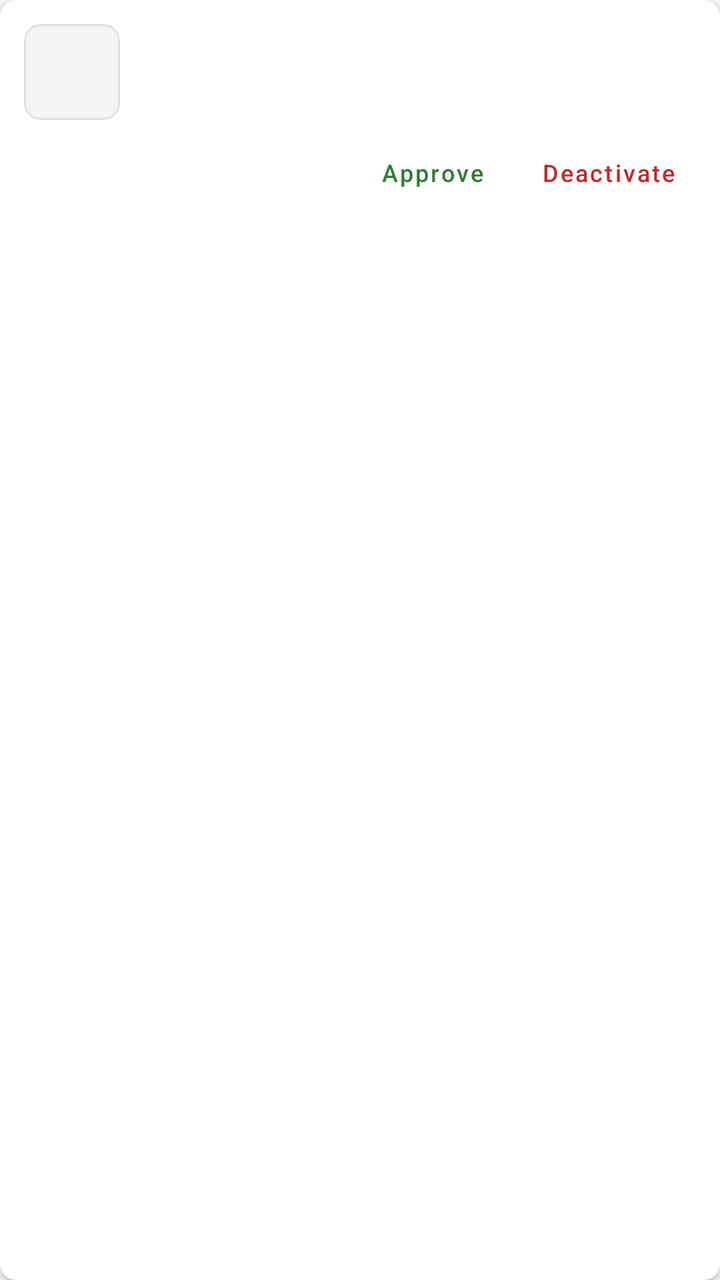
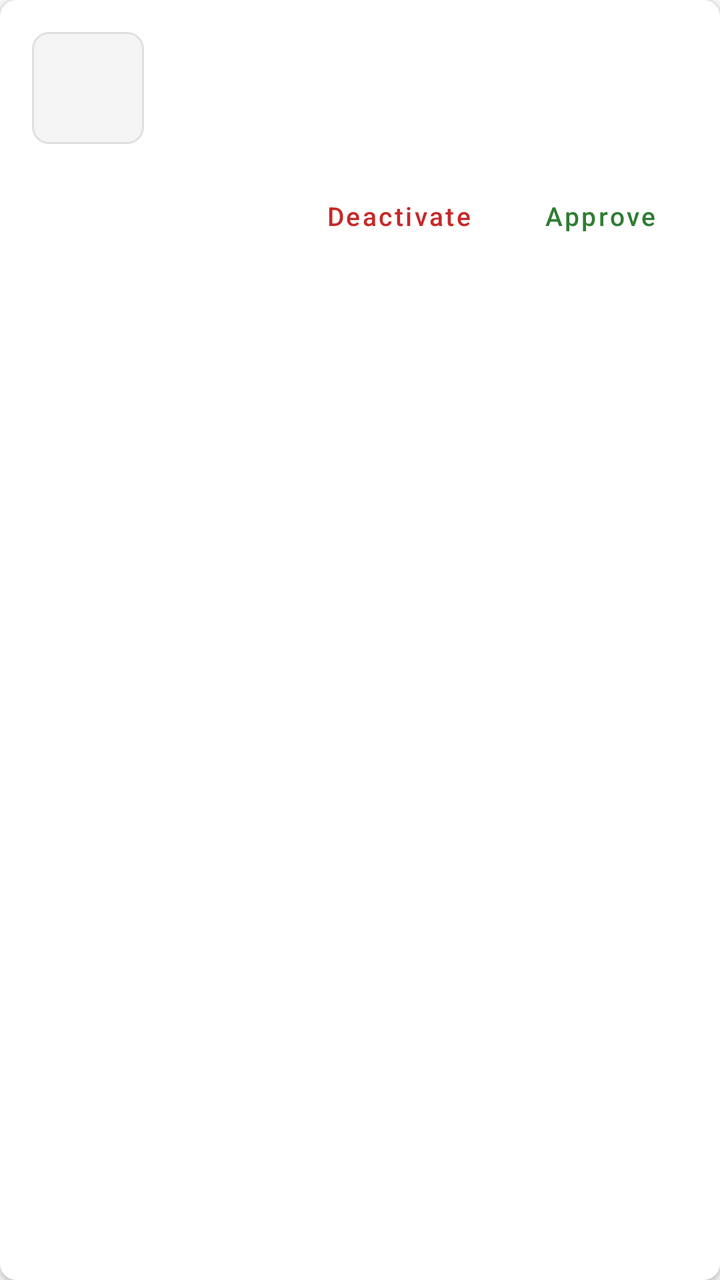

An Android layout rendered at two revisions. The XML below is the earlier revision; the diff shows what the commit changed to produce the second picture.
<!-- AndroidManifest.xml: application theme Theme.FieldTrack -->
<!-- res/layout/item_employee_approval.xml -->
<?xml version="1.0" encoding="utf-8"?>
<com.google.android.material.card.MaterialCardView xmlns:android="http://schemas.android.com/apk/res/android"
    xmlns:app="http://schemas.android.com/apk/res-auto"
    android:layout_width="match_parent"
    android:layout_height="wrap_content"
    android:layout_margin="4dp"
    app:cardCornerRadius="8dp"
    app:cardElevation="2dp"
    app:contentPadding="12dp">

    <LinearLayout
        android:layout_width="match_parent"
        android:layout_height="wrap_content"
        android:orientation="vertical">

        <LinearLayout
            android:layout_width="match_parent"
            android:layout_height="wrap_content"
            android:orientation="horizontal"
            android:gravity="center_vertical">

            <ImageView
                android:id="@+id/iv_profile_image"
                android:layout_width="48dp"
                android:layout_height="48dp"
                android:scaleType="centerCrop"
                android:background="@drawable/bg_image_placeholder"
                android:contentDescription="Employee profile image" />

            <LinearLayout
                android:layout_width="0dp"
                android:layout_height="wrap_content"
                android:layout_weight="1"
                android:layout_marginStart="12dp"
                android:orientation="vertical">

                <TextView
                    android:id="@+id/tv_employee_name"
                    android:layout_width="wrap_content"
                    android:layout_height="wrap_content"
                    android:textSize="16sp"
                    android:textStyle="bold" />

                <TextView
                    android:id="@+id/tv_status"
                    android:layout_width="wrap_content"
                    android:layout_height="wrap_content"
                    android:layout_marginTop="2dp"
                    android:textSize="12sp"
                    android:textStyle="bold" />

            </LinearLayout>

        </LinearLayout>

        <LinearLayout
            android:layout_width="match_parent"
            android:layout_height="wrap_content"
            android:orientation="horizontal"
            android:layout_marginTop="8dp"
            android:gravity="end">

            <com.google.android.material.button.MaterialButton
                android:id="@+id/btn_approve"
                style="@style/Widget.MaterialComponents.Button.TextButton"
                android:layout_width="wrap_content"
                android:layout_height="36dp"
                android:text="@string/approve"
                android:textAllCaps="false"
                android:textColor="@color/status_approved"
                android:textSize="12sp" />

            <com.google.android.material.button.MaterialButton
                android:id="@+id/btn_deactivate"
                style="@style/Widget.MaterialComponents.Button.TextButton"
                android:layout_width="wrap_content"
                android:layout_height="36dp"
                android:text="@string/deactivate"
                android:textAllCaps="false"
                android:textColor="@color/status_rejected"
                android:textSize="12sp" />

        </LinearLayout>

    </LinearLayout>

</com.google.android.material.card.MaterialCardView>
<!-- resources referenced by this layout -->
<resources>
  <color name="status_approved">#2E7D32</color>
  <color name="status_rejected">#C62828</color>
  <!-- drawable bg_image_placeholder (drawable) -->
  <shape xmlns:android="http://schemas.android.com/apk/res/android"
      android:shape="rectangle">
      <corners android:radius="8dp" />
      <stroke
          android:width="1dp"
          android:color="#E0E0E0" />
      <solid android:color="#F5F5F5" />
  </shape>
  <string name="approve">Approve</string>
  <string name="deactivate">Deactivate</string>
  <style name="Theme.FieldTrack" parent="Theme.MaterialComponents.Light.DarkActionBar">
          <item name="colorPrimary">@color/primary</item>
          <item name="colorPrimaryDark">@color/primary_dark</item>
          <item name="colorPrimaryVariant">@color/primary_variant</item>
          <item name="colorOnPrimary">@color/on_primary</item>
          <item name="colorSecondary">@color/secondary</item>
          <item name="colorSecondaryVariant">@color/secondary_variant</item>
          <item name="colorOnSecondary">@color/on_secondary</item>
          <item name="android:colorBackground">@color/background</item>
          <item name="colorOnBackground">@color/on_background</item>
          <item name="colorSurface">@color/surface</item>
          <item name="colorOnSurface">@color/on_surface</item>
          <item name="colorError">@color/error</item>
          <item name="colorOnError">@color/on_error</item>
          <item name="android:statusBarColor">@color/primary_dark</item>
      </style>
  <color name="primary">#1565C0</color>
  <color name="primary_dark">#0D47A1</color>
  <color name="primary_variant">#1976D2</color>
  <color name="on_primary">#FFFFFF</color>
  <color name="secondary">#00897B</color>
  <color name="secondary_variant">#00695C</color>
  <color name="on_secondary">#FFFFFF</color>
  <color name="background">#FAFAFA</color>
  <color name="on_background">#212121</color>
  <color name="surface">#FFFFFF</color>
  <color name="on_surface">#212121</color>
  <color name="error">#D32F2F</color>
  <color name="on_error">#FFFFFF</color>
</resources>

<!-- the commit's change to res/layout/item_employee_approval.xml (unified diff, before → after) -->
@@ -3,16 +3,20 @@
     xmlns:app="http://schemas.android.com/apk/res-auto"
     android:layout_width="match_parent"
     android:layout_height="wrap_content"
-    android:layout_margin="4dp"
+    android:layout_marginStart="8dp"
+    android:layout_marginEnd="8dp"
+    android:layout_marginTop="6dp"
+    android:layout_marginBottom="6dp"
     app:cardCornerRadius="8dp"
     app:cardElevation="2dp"
-    app:contentPadding="12dp">
+    app:contentPadding="16dp">
 
     <LinearLayout
         android:layout_width="match_parent"
         android:layout_height="wrap_content"
         android:orientation="vertical">
 
+        
         <LinearLayout
             android:layout_width="match_parent"
             android:layout_height="wrap_content"
@@ -21,8 +25,8 @@
 
             <ImageView
                 android:id="@+id/iv_profile_image"
-                android:layout_width="48dp"
-                android:layout_height="48dp"
+                android:layout_width="56dp"
+                android:layout_height="56dp"
                 android:scaleType="centerCrop"
                 android:background="@drawable/bg_image_placeholder"
                 android:contentDescription="Employee profile image" />
@@ -31,21 +35,24 @@
                 android:layout_width="0dp"
                 android:layout_height="wrap_content"
                 android:layout_weight="1"
-                android:layout_marginStart="12dp"
+                android:layout_marginStart="16dp"
                 android:orientation="vertical">
 
                 <TextView
                     android:id="@+id/tv_employee_name"
                     android:layout_width="wrap_content"
                     android:layout_height="wrap_content"
-                    android:textSize="16sp"
-                    android:textStyle="bold" />
+                    android:textSize="17sp"
+                    android:textStyle="bold"
+                    android:textColor="@color/on_surface"
+                    android:maxLines="1"
+                    android:ellipsize="end" />
 
                 <TextView
                     android:id="@+id/tv_status"
                     android:layout_width="wrap_content"
                     android:layout_height="wrap_content"
-                    android:layout_marginTop="2dp"
+                    android:layout_marginTop="4dp"
                     android:textSize="12sp"
                     android:textStyle="bold" />
 
@@ -53,32 +60,36 @@
 
         </LinearLayout>
 
+        
         <LinearLayout
             android:layout_width="match_parent"
             android:layout_height="wrap_content"
             android:orientation="horizontal"
-            android:layout_marginTop="8dp"
+            android:layout_marginTop="16dp"
             android:gravity="end">
+
+            <com.google.android.material.button.MaterialButton
+                android:id="@+id/btn_deactivate"
+                style="@style/Widget.MaterialComponents.Button.TextButton"
+                android:layout_width="wrap_content"
+                android:layout_height="40dp"
+                android:text="@string/deactivate"
+                android:textAllCaps="false"
+                android:textColor="@color/status_rejected"
+                android:textSize="13sp"
+                android:minWidth="88dp" />
 
             <com.google.android.material.button.MaterialButton
                 android:id="@+id/btn_approve"
                 style="@style/Widget.MaterialComponents.Button.TextButton"
                 android:layout_width="wrap_content"
-                android:layout_height="36dp"
+                android:layout_height="40dp"
                 android:text="@string/approve"
                 android:textAllCaps="false"
                 android:textColor="@color/status_approved"
-                android:textSize="12sp" />
-
-            <com.google.android.material.button.MaterialButton
-                android:id="@+id/btn_deactivate"
-                style="@style/Widget.MaterialComponents.Button.TextButton"
-                android:layout_width="wrap_content"
-                android:layout_height="36dp"
-                android:text="@string/deactivate"
-                android:textAllCaps="false"
-                android:textColor="@color/status_rejected"
-                android:textSize="12sp" />
+                android:textSize="13sp"
+                android:layout_marginStart="12dp"
+                android:minWidth="88dp" />
 
         </LinearLayout>
 
